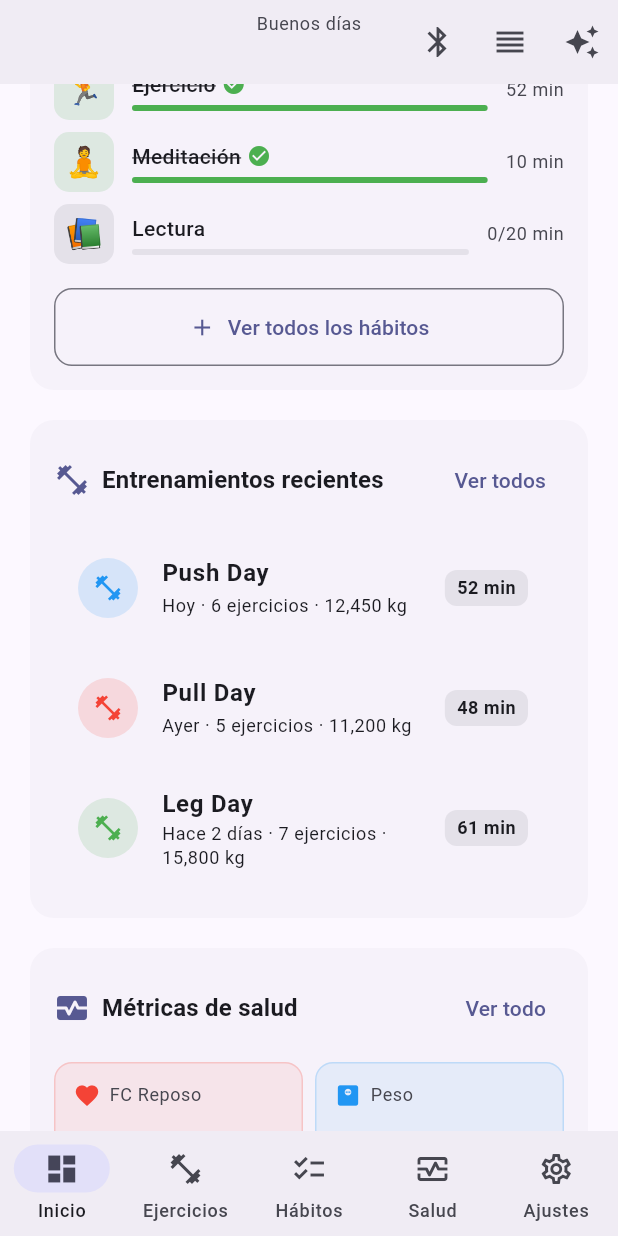
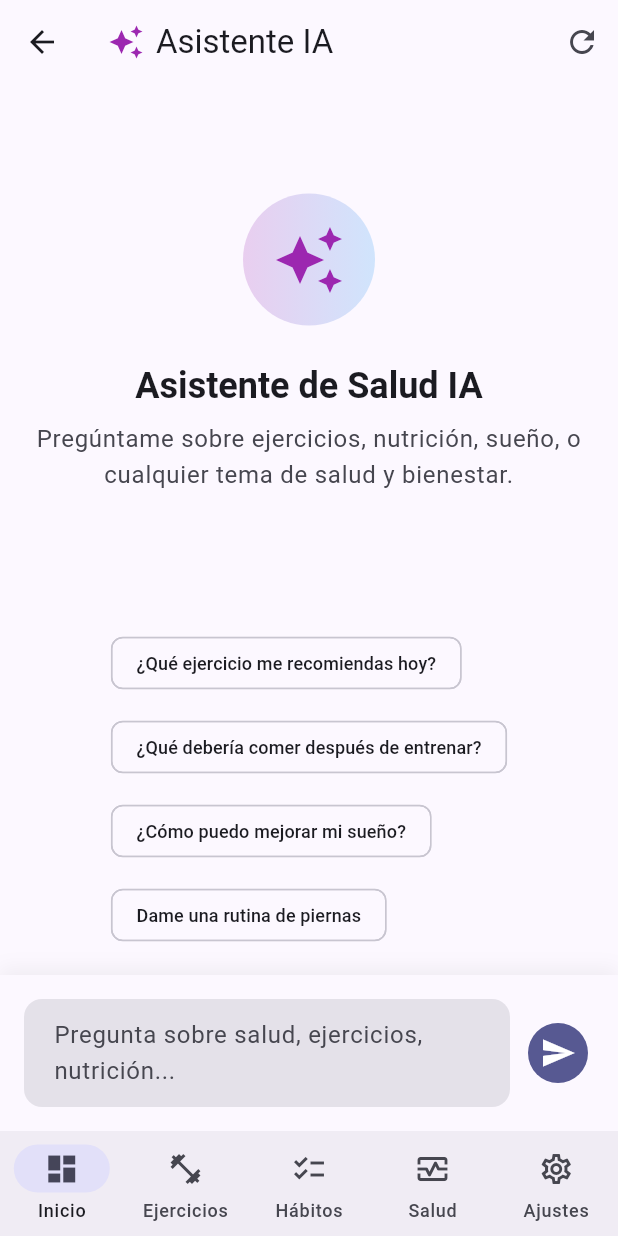
Before and after one commit to aalvag/dead-porky, a Flutter app: the DashboardScreen screen opened by its route, scrolled down 576 dp, after a tap on the "auto awesome" icon, on a phone screen of 412 x 824 dp. Run offline on Flutter 3.47's test engine with Material 3 defaults, Android fonts, the phone set to English and light mode, and no system bars; our stand-ins replace cloud_firestore, dio, drift, firebase_auth, firebase_core, fl_chart and 5 more; accounts and stored records are empty; generated files the repository leaves out were written again.

Commit message:
feat: Asistente IA con chat conversacional
- AIChatScreen con chat estilo conversacional
- ChatMessage entity con streaming simulado
- ChatNotifier con respuestas contextuales
- Respuestas sobre: ejercicios, nutrición, sueño, pérdida de peso
- Quick suggestions para preguntas frecuentes
- Efecto de escritura streaming (token por token)
- Navegación desde Dashboard y AI Insights Card

```diff
--- a/lib/core/router/app_router.dart
+++ b/lib/core/router/app_router.dart
@@ -12,6 +12,7 @@ import 'package:dead_porky/features/habits/presentation/screens/habit_tracker_sc
 import 'package:dead_porky/features/nutrition/presentation/screens/nutrition_screen.dart';
 import 'package:dead_porky/features/wearable/presentation/screens/device_scanner_screen.dart';
 import 'package:dead_porky/features/health_metrics/presentation/screens/health_metrics_screen.dart';
+import 'package:dead_porky/features/ai_assistant/presentation/screens/ai_chat_screen.dart';
 
 // ==================== Route Names ====================
 abstract class AppRoutes {
@@ -123,6 +124,11 @@ final routerProvider = Provider<GoRouter>((ref) {
                     path: 'devices',
                     name: AppRoutes.deviceScanner,
                     builder: (context, state) => const DeviceScannerScreen(),
+                  ),
+                  GoRoute(
+                    path: 'ai-chat',
+                    name: AppRoutes.aiChat,
+                    builder: (context, state) => const AIChatScreen(),
                   ),
                 ],
               ),
--- /dev/null
+++ b/lib/features/ai_assistant/presentation/screens/ai_chat_screen.dart
@@ -0,0 +1,477 @@
+import 'package:flutter/material.dart';
+import 'package:flutter_riverpod/flutter_riverpod.dart';
+import 'package:uuid/uuid.dart';
+
+// ==================== Entities ====================
+
+class ChatMessage {
+  final String id;
+  final String role; // 'user', 'assistant'
+  final String content;
+  final DateTime timestamp;
+  final bool isStreaming;
+
+  const ChatMessage({
+    required this.id,
+    required this.role,
+    required this.content,
+    required this.timestamp,
+    this.isStreaming = false,
+  });
+
+  factory ChatMessage.user(String content) {
+    return ChatMessage(
+      id: const Uuid().v4(),
+      role: 'user',
+      content: content,
+      timestamp: DateTime.now(),
+    );
+  }
+
+  factory ChatMessage.assistant(String content) {
+    return ChatMessage(
+      id: const Uuid().v4(),
+      role: 'assistant',
+      content: content,
+      timestamp: DateTime.now(),
+    );
+  }
+
+  bool get isUser => role == 'user';
+
+  ChatMessage copyWith({String? content, bool? isStreaming}) {
+    return ChatMessage(
+      id: id,
+      role: role,
+      content: content ?? this.content,
+      timestamp: timestamp,
+      isStreaming: isStreaming ?? this.isStreaming,
+    );
+  }
+}
+
+// ==================== Chat State ====================
+
+class ChatState {
+  final List<ChatMessage> messages;
+  final bool isLoading;
+  final String? error;
+
+  const ChatState({
+    this.messages = const [],
+    this.isLoading = false,
+    this.error,
+  });
+
+  ChatState copyWith({
+    List<ChatMessage>? messages,
+    bool? isLoading,
+    String? error,
+  }) {
+    return ChatState(
+      messages: messages ?? this.messages,
+      isLoading: isLoading ?? this.isLoading,
+      error: error,
+    );
+  }
+}
+
+// ==================== Chat Notifier ====================
+
+class ChatNotifier extends StateNotifier<ChatState> {
+  ChatNotifier() : super(const ChatState());
+
+  void addUserMessage(String content) {
+    final userMsg = ChatMessage.user(content);
+    final messages = List<ChatMessage>.from(state.messages)..add(userMsg);
+    state = state.copyWith(messages: messages, isLoading: true);
+
+    // Simulate AI response (replace with real Kilo Gateway call)
+    _simulateResponse(content);
+  }
+
+  Future<void> _simulateResponse(String userMessage) async {
+    await Future.delayed(const Duration(milliseconds: 1500));
+
+    String response;
+    final lower = userMessage.toLowerCase();
+
+    if (lower.contains('hola') || lower.contains('buenos')) {
+      response =
+          '¡Hola! Soy tu asistente de salud y bienestar. ¿En qué puedo ayudarte hoy? 💪';
+    } else if (lower.contains('ejercicio') || lower.contains('entrenar')) {
+      response = '''Para tu entrenamiento de hoy te recomiendo:
+
+🏋️ **Rutina de empuje (Push)**
+1. Press de banca: 4x8-10
+2. Press inclinado con mancuernas: 3x10-12
+3. Aperturas: 3x12-15
+4. Press militar: 4x8-10
+5. Elevaciones laterales: 3x15-20
+6. Extensión de tríceps: 3x12-15
+
+Descanso entre series: 90-120 segundos
+¡Recuerda calentar bien antes de empezar! 🔥''';
+    } else if (lower.contains('comer') ||
+        lower.contains('comida') ||
+        lower.contains('nutrición')) {
+      response = '''Basado en tus objetivos, te recomiendo:
+
+🥗 **Plan nutricional de hoy**
+- **Desayuno**: Avena con plátano y proteína (400 kcal)
+- **Almuerzo**: Pollo con arroz y verduras (600 kcal)
+- **Merienda**: Yogur griego con frutos secos (200 kcal)
+- **Cena**: Salmón con batata y ensalada (500 kcal)
+
+**Macros objetivo**: P: 150g | C: 250g | G: 70g
+
+¿Quieres que ajuste algo según tus preferencias? 🍽️''';
+    } else if (lower.contains('dormir') || lower.contains('sueño')) {
+      response = '''El sueño es fundamental para tu recuperación. Te recomiendo:
+
+😴 **Higiene del sueño**
+1. Dormir 7-9 horas por noche
+2. Acostarte y despertar a la misma hora
+3. Evitar pantallas 1 hora antes de dormir
+4. Habitación fresca (18-20°C) y oscura
+5. No cafeína después de las 14:00
+
+Tu promedio actual es de 7.3 horas. ¡Vas bien! 💤''';
+    } else if (lower.contains('peso') ||
+        lower.contains('bajar') ||
+        lower.contains('adelgazar')) {
+      response = '''Para perder peso de forma saludable:
+
+⚖️ **Recomendaciones**
+1. **Déficit calórico**: 300-500 kcal diarias
+2. **Proteína alta**: 2g por kg de peso corporal
+3. **Entrenamiento de fuerza**: 3-4 veces por semana
+4. **Cardio moderado**: 2-3 sesiones de 30 min
+5. **Pasos diarios**: Mínimo 8,000
+
+Tu TDEE estimado es ~2,400 kcal. Objetivo: 1,900-2,100 kcal.
+
+¿Quieres que te prepare un plan más detallado? 📊''';
+    } else if (lower.contains('gracias')) {
+      response =
+          '¡De nada! Estoy aquí para ayudarte en tu camino hacia una vida más saludable. ¿Necesitas algo más? 😊';
+    } else {
+      response =
+          '''Entiendo tu consulta. Como tu asistente de salud personalizado, puedo ayudarte con:
+
+💪 **Ejercicios y rutinas**
+🥗 **Nutrición y alimentación**
+😴 **Sueño y recuperación**
+📊 **Análisis de tus métricas**
+🎯 **Planificación de objetivos**
+
+¿Sobre qué te gustaría que profundicemos?''';
+    }
+
+    // Simulate streaming effect
+    final assistantMsg = ChatMessage.assistant('');
+    final messages = List<ChatMessage>.from(state.messages)..add(assistantMsg);
+    state = state.copyWith(messages: messages);
+
+    // Stream characters
+    String currentContent = '';
+    for (int i = 0; i < response.length; i++) {
+      await Future.delayed(const Duration(milliseconds: 20));
+      currentContent += response[i];
+      final updatedMessages = List<ChatMessage>.from(state.messages);
+      updatedMessages[updatedMessages.length - 1] = updatedMessages.last
+          .copyWith(content: currentContent);
+      state = state.copyWith(messages: updatedMessages);
+    }
+
+    state = state.copyWith(isLoading: false);
+  }
+
+  void clearChat() {
+    state = const ChatState();
+  }
+}
+
+// ==================== Providers ====================
+
+final chatProvider = StateNotifierProvider<ChatNotifier, ChatState>((ref) {
+  return ChatNotifier();
+});
+
+// ==================== Screen ====================
+
+class AIChatScreen extends ConsumerStatefulWidget {
+  const AIChatScreen({super.key});
+
+  @override
+  ConsumerState<AIChatScreen> createState() => _AIChatScreenState();
+}
+
+class _AIChatScreenState extends ConsumerState<AIChatScreen> {
+  final _controller = TextEditingController();
+  final _scrollController = ScrollController();
+
+  @override
+  void dispose() {
+    _controller.dispose();
+    _scrollController.dispose();
+    super.dispose();
+  }
+
+  void _sendMessage() {
+    final text = _controller.text.trim();
+    if (text.isEmpty) return;
+
+    ref.read(chatProvider.notifier).addUserMessage(text);
+    _controller.clear();
+
+    // Scroll to bottom
+    Future.delayed(const Duration(milliseconds: 100), () {
+      if (_scrollController.hasClients) {
+        _scrollController.animateTo(
+          _scrollController.position.maxScrollExtent,
+          duration: const Duration(milliseconds: 300),
+          curve: Curves.easeOut,
+        );
+      }
+    });
+  }
+
+  @override
+  Widget build(BuildContext context) {
+    final theme = Theme.of(context);
+    final chatState = ref.watch(chatProvider);
+
+    return Scaffold(
+      appBar: AppBar(
+        title: const Row(
+          children: [
+            Icon(Icons.auto_awesome, color: Colors.purple),
+            SizedBox(width: 8),
+            Text('Asistente IA'),
+          ],
+        ),
+        actions: [
+          IconButton(
+            icon: const Icon(Icons.refresh),
+            onPressed: () => ref.read(chatProvider.notifier).clearChat(),
+            tooltip: 'Nueva conversación',
+          ),
+        ],
+      ),
+      body: Column(
+        children: [
+          // Messages
+          Expanded(
+            child: chatState.messages.isEmpty
+                ? _buildEmptyState(theme)
+                : ListView.builder(
+                    controller: _scrollController,
+                    padding: const EdgeInsets.all(16),
+                    itemCount: chatState.messages.length,
+                    itemBuilder: (context, index) {
+                      final message = chatState.messages[index];
+                      return _ChatBubble(message: message);
+                    },
+                  ),
+          ),
+
+          // Loading indicator
+          if (chatState.isLoading)
+            Padding(
+              padding: const EdgeInsets.symmetric(horizontal: 16),
+              child: Row(
+                children: [
+                  const SizedBox(
+                    width: 16,
+                    height: 16,
+                    child: CircularProgressIndicator(strokeWidth: 2),
+                  ),
+                  const SizedBox(width: 8),
+                  Text(
+                    'Pensando...',
+                    style: theme.textTheme.bodySmall?.copyWith(
+                      color: theme.colorScheme.onSurfaceVariant,
+                    ),
+                  ),
+                ],
+              ),
+            ),
+
+          // Quick suggestions
+          if (chatState.messages.isEmpty)
+            _QuickSuggestions(
+              onSuggestion: (text) {
+                _controller.text = text;
+                _sendMessage();
+              },
+            ),
+
+          // Input
+          Container(
+            padding: const EdgeInsets.all(16),
+            decoration: BoxDecoration(
+              color: theme.colorScheme.surface,
+              boxShadow: [
+                BoxShadow(
+                  color: Colors.black.withValues(alpha: 0.05),
+                  blurRadius: 10,
+                  offset: const Offset(0, -4),
+                ),
+              ],
+            ),
+            child: Row(
+              children: [
+                Expanded(
+                  child: TextField(
+                    controller: _controller,
+                    decoration: InputDecoration(
+                      hintText:
+                          'Pregunta sobre salud, ejercicios, nutrición...',
+                      border: OutlineInputBorder(
+                        borderRadius: BorderRadius.circular(24),
+                        borderSide: BorderSide.none,
+                      ),
+                      filled: true,
+                      contentPadding: const EdgeInsets.symmetric(
+                        horizontal: 16,
+                        vertical: 12,
+                      ),
+                    ),
+                    maxLines: null,
+                    textInputAction: TextInputAction.send,
+                    onSubmitted: (_) => _sendMessage(),
+                  ),
+                ),
+                const SizedBox(width: 8),
+                IconButton.filled(
+                  onPressed: chatState.isLoading ? null : _sendMessage,
+                  icon: const Icon(Icons.send),
+                ),
+              ],
+            ),
+          ),
+        ],
+      ),
+    );
+  }
+
+  Widget _buildEmptyState(ThemeData theme) {
+    return Center(
+      child: Padding(
+        padding: const EdgeInsets.all(24),
+        child: Column(
+          mainAxisAlignment: MainAxisAlignment.center,
+          children: [
+            Container(
+              padding: const EdgeInsets.all(20),
+              decoration: BoxDecoration(
+                gradient: LinearGradient(
+                  colors: [
+                    Colors.purple.withValues(alpha: 0.2),
+                    Colors.blue.withValues(alpha: 0.2),
+                  ],
+                ),
+                shape: BoxShape.circle,
+              ),
+              child: const Icon(
+                Icons.auto_awesome,
+                size: 48,
+                color: Colors.purple,
+              ),
+            ),
+            const SizedBox(height: 24),
+            Text(
+              'Asistente de Salud IA',
+              style: theme.textTheme.headlineSmall?.copyWith(
+                fontWeight: FontWeight.bold,
+              ),
+            ),
+            const SizedBox(height: 8),
+            Text(
+              'Pregúntame sobre ejercicios, nutrición, sueño, o cualquier tema de salud y bienestar.',
+              textAlign: TextAlign.center,
+              style: theme.textTheme.bodyLarge?.copyWith(
+                color: theme.colorScheme.onSurfaceVariant,
+              ),
+            ),
+          ],
+        ),
+      ),
+    );
+  }
+}
+
+// ==================== Widgets ====================
+
+class _ChatBubble extends StatelessWidget {
+  final ChatMessage message;
+
+  const _ChatBubble({required this.message});
+
+  @override
+  Widget build(BuildContext context) {
+    final theme = Theme.of(context);
+    final isUser = message.isUser;
+
+    return Align(
+      alignment: isUser ? Alignment.centerRight : Alignment.centerLeft,
+      child: Container(
+        margin: const EdgeInsets.only(bottom: 12),
+        padding: const EdgeInsets.all(12),
+        constraints: BoxConstraints(
+          maxWidth: MediaQuery.of(context).size.width * 0.8,
+        ),
+        decoration: BoxDecoration(
+          color: isUser
+              ? theme.colorScheme.primary
+              : theme.colorScheme.surfaceContainerHighest,
+          borderRadius: BorderRadius.only(
+            topLeft: const Radius.circular(16),
+            topRight: const Radius.circular(16),
+            bottomLeft: isUser ? const Radius.circular(16) : Radius.zero,
+            bottomRight: isUser ? Radius.zero : const Radius.circular(16),
+          ),
+        ),
+        child: Text(
+          message.content,
+          style: TextStyle(
+            color: isUser
+                ? theme.colorScheme.onPrimary
+                : theme.colorScheme.onSurface,
+          ),
+        ),
+      ),
+    );
+  }
+}
+
+class _QuickSuggestions extends StatelessWidget {
+  final Function(String) onSuggestion;
+
+  const _QuickSuggestions({required this.onSuggestion});
+
+  @override
+  Widget build(BuildContext context) {
+    final suggestions = [
+      '¿Qué ejercicio me recomiendas hoy?',
+      '¿Qué debería comer después de entrenar?',
+      '¿Cómo puedo mejorar mi sueño?',
+      'Dame una rutina de piernas',
+    ];
+
+    return Padding(
+      padding: const EdgeInsets.all(16),
+      child: Wrap(
+        spacing: 8,
+        runSpacing: 8,
+        children: suggestions.map((suggestion) {
+          return ActionChip(
+            label: Text(suggestion, style: const TextStyle(fontSize: 12)),
+            onPressed: () => onSuggestion(suggestion),
+          );
+        }).toList(),
+      ),
+    );
+  }
+}
--- a/lib/features/dashboard/presentation/screens/dashboard_screen.dart
+++ b/lib/features/dashboard/presentation/screens/dashboard_screen.dart
@@ -102,9 +102,7 @@ class _DashboardScreenState extends ConsumerState<DashboardScreen> {
           // AI Chat button
           IconButton(
             icon: const Icon(Icons.auto_awesome),
-            onPressed: () {
-              // TODO: Navigate to AI chat
-            },
+            onPressed: () => context.pushNamed(AppRoutes.aiChat),
             tooltip: 'Asistente IA',
           ),
         ],
--- a/lib/features/dashboard/presentation/widgets/ai_insights_card.dart
+++ b/lib/features/dashboard/presentation/widgets/ai_insights_card.dart
@@ -1,4 +1,6 @@
 import 'package:flutter/material.dart';
+import 'package:go_router/go_router.dart';
+import 'package:dead_porky/core/router/app_router.dart';
 
 /// AI insights card showing personalized recommendations
 class AiInsightsCard extends StatelessWidget {
@@ -102,7 +104,7 @@ class AiInsightsCard extends StatelessWidget {
               width: double.infinity,
               child: FilledButton.icon(
                 onPressed: () {
-                  // TODO: Open AI chat
+                  context.pushNamed(AppRoutes.aiChat);
                 },
                 icon: const Icon(Icons.chat_bubble_outline),
                 label: const Text('Preguntar al asistente'),
```
